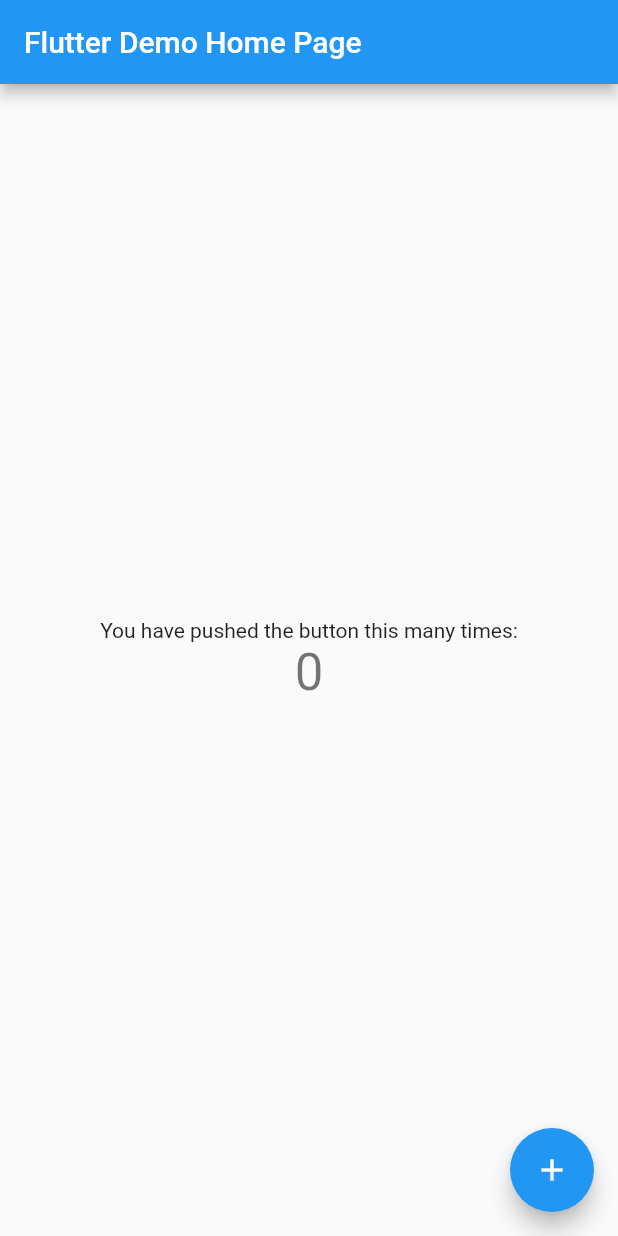
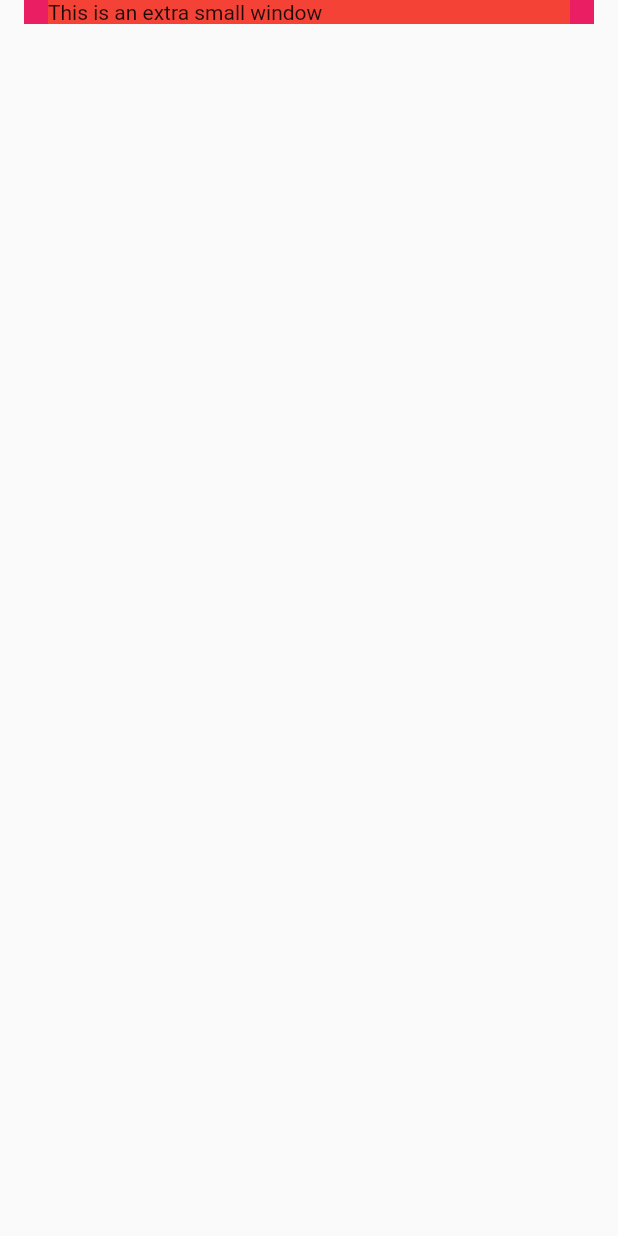
Before and after one commit to material-foundation/material-components-flutter-adaptive, a Flutter app: the screen it shows after launch, on a phone screen of 412 x 824 dp. Run offline on Flutter 3.47's test engine with Material 2 defaults, Android fonts, the phone set to English and light mode, and no system bars.

Commit message:
adaptive_container has column attribute and added example

```diff
--- a/adaptive_components/example/lib/main.dart
+++ b/adaptive_components/example/lib/main.dart
@@ -1,117 +1,73 @@
+// Copyright 2020, the Flutter project authors. Please see the AUTHORS file
+// for details. All rights reserved. Use of this source code is governed by a
+// BSD-style license that can be found in the LICENSE file.
+
 import 'package:flutter/material.dart';
+import 'package:adaptive_components/adaptive_components.dart';
 
 void main() {
-  runApp(MyApp());
+  runApp(AdaptiveBreakpointsExample());
 }
 
-class MyApp extends StatelessWidget {
-  // This widget is the root of your application.
+class AdaptiveBreakpointsExample extends StatelessWidget {
   @override
   Widget build(BuildContext context) {
     return MaterialApp(
-      title: 'Flutter Demo',
-      theme: ThemeData(
-        // This is the theme of your application.
-        //
-        // Try running your application with "flutter run". You'll see the
-        // application has a blue toolbar. Then, without quitting the app, try
-        // changing the primarySwatch below to Colors.green and then invoke
-        // "hot reload" (press "r" in the console where you ran "flutter run",
-        // or simply save your changes to "hot reload" in a Flutter IDE).
-        // Notice that the counter didn't reset back to zero; the application
-        // is not restarted.
-        primarySwatch: Colors.blue,
-        // This makes the visual density adapt to the platform that you run
-        // the app on. For desktop platforms, the controls will be smaller and
-        // closer together (more dense) than on mobile platforms.
-        visualDensity: VisualDensity.adaptivePlatformDensity,
-      ),
-      home: MyHomePage(title: 'Flutter Demo Home Page'),
-    );
-  }
-}
-
-class MyHomePage extends StatefulWidget {
-  MyHomePage({Key key, this.title}) : super(key: key);
-
-  // This widget is the home page of your application. It is stateful, meaning
-  // that it has a State object (defined below) that contains fields that affect
-  // how it looks.
-
-  // This class is the configuration for the state. It holds the values (in this
-  // case the title) provided by the parent (in this case the App widget) and
-  // used by the build method of the State. Fields in a Widget subclass are
-  // always marked "final".
-
-  final String title;
-
-  @override
-  _MyHomePageState createState() => _MyHomePageState();
-}
-
-class _MyHomePageState extends State<MyHomePage> {
-  int _counter = 0;
-
-  void _incrementCounter() {
-    setState(() {
-      // This call to setState tells the Flutter framework that something has
-      // changed in this State, which causes it to rerun the build method below
-      // so that the display can reflect the updated values. If we changed
-      // _counter without calling setState(), then the build method would not be
-      // called again, and so nothing would appear to happen.
-      _counter++;
-    });
-  }
-
-  @override
-  Widget build(BuildContext context) {
-    // This method is rerun every time setState is called, for instance as done
-    // by the _incrementCounter method above.
-    //
-    // The Flutter framework has been optimized to make rerunning build methods
-    // fast, so that you can just rebuild anything that needs updating rather
-    // than having to individually change instances of widgets.
-    return Scaffold(
-      appBar: AppBar(
-        // Here we take the value from the MyHomePage object that was created by
-        // the App.build method, and use it to set our appbar title.
-        title: Text(widget.title),
-      ),
-      body: Center(
-        // Center is a layout widget. It takes a single child and positions it
-        // in the middle of the parent.
-        child: Column(
-          // Column is also a layout widget. It takes a list of children and
-          // arranges them vertically. By default, it sizes itself to fit its
-          // children horizontally, and tries to be as tall as its parent.
-          //
-          // Invoke "debug painting" (press "p" in the console, choose the
-          // "Toggle Debug Paint" action from the Flutter Inspector in Android
-          // Studio, or the "Toggle Debug Paint" command in Visual Studio Code)
-          // to see the wireframe for each widget.
-          //
-          // Column has various properties to control how it sizes itself and
-          // how it positions its children. Here we use mainAxisAlignment to
-          // center the children vertically; the main axis here is the vertical
-          // axis because Columns are vertical (the cross axis would be
-          // horizontal).
-          mainAxisAlignment: MainAxisAlignment.center,
-          children: <Widget>[
-            Text(
-              'You have pushed the button this many times:',
+      home: Scaffold(
+        body: AdaptiveColumn(
+          children: [
+            AdaptiveContaine(
+              adaptiveConstraints: AdaptiveConstraints(xs: true),
+              adaptiveColumn: 4,
+              color: Colors.red,
+              child: Text('This is an extra small window'),
             ),
-            Text(
-              '$_counter',
-              style: Theme.of(context).textTheme.headline4,
+            AdaptiveContaine(
+              adaptiveConstraints: AdaptiveConstraints(s: true),
+              adaptiveColumn: 4,
+              color: Colors.orange,
+              child: Text('This is a small window'),
+            ),
+            AdaptiveContaine(
+              adaptiveConstraints: AdaptiveConstraints(m: true),
+              adaptiveColumn: 2,
+              color: Colors.yellow,
+              child: Text('This is a medium window'),
+            ),
+            AdaptiveContaine(
+              adaptiveConstraints: AdaptiveConstraints(l: true),
+              adaptiveColumn: 2,
+              color: Colors.green,
+              child: Text('This is a large window'),
+            ),
+            AdaptiveContaine(
+              adaptiveConstraints: AdaptiveConstraints(xl: true),
+              adaptiveColumn: 2,
+              color: Colors.blue,
+              child: Text('This is an extra large window'),
+            ),
+            AdaptiveContaine(
+              adaptiveConstraints: AdaptiveConstraints(
+                xs: true,
+                s: true,
+              ),
+              adaptiveColumn: 2,
+              color: Colors.indigo,
+              child: Text('This is a small or extra small window'),
+            ),
+            AdaptiveContaine(
+              adaptiveConstraints: AdaptiveConstraints(
+                m: true,
+                l: true,
+                xl: true,
+              ),
+              adaptiveColumn: 8,
+              color: Colors.pink,
+              child: Text('This is a medium, large, or extra large window'),
             ),
           ],
         ),
       ),
-      floatingActionButton: FloatingActionButton(
-        onPressed: _incrementCounter,
-        tooltip: 'Increment',
-        child: Icon(Icons.add),
-      ), // This trailing comma makes auto-formatting nicer for build methods.
     );
   }
 }
--- a/adaptive_components/lib/adaptive_components.dart
+++ b/adaptive_components/lib/adaptive_components.dart
@@ -7,4 +7,3 @@ library adaptive_breakpoints;
 export 'src/adaptive_column.dart';
 export 'src/adaptive_container.dart';
 export 'src/adaptive_row.dart';
-export 'src/adaptive_widget.dart';
--- a/adaptive_components/lib/src/adaptive_column.dart
+++ b/adaptive_components/lib/src/adaptive_column.dart
@@ -0,0 +1,99 @@
+// Copyright 2020, the Flutter project authors. Please see the AUTHORS file
+// for details. All rights reserved. Use of this source code is governed by a
+// BSD-style license that can be found in the LICENSE file.
+
+import 'package:adaptive_breakpoints/adaptive_breakpoints.dart';
+import 'package:flutter/material.dart';
+import 'adaptive_container.dart';
+
+class AdaptiveColumn extends StatelessWidget {
+  const AdaptiveColumn({
+    this.gutter,
+    this.margin,
+    this.columns,
+    @required this.children,
+  }) : assert(children != null);
+
+  final double margin;
+  final double gutter;
+  final int columns;
+  final List<AdaptiveContaine> children;
+
+  @override
+  Widget build(BuildContext context) {
+    return LayoutBuilder(
+      builder: (BuildContext context, BoxConstraints constraints) {
+        BreakpointSystemEntry _entry = getBreakpointEntry(context);
+        final double _margin = margin ?? _entry.margin;
+        final double _gutter = gutter ?? _entry.gutter;
+        final int _columns = columns ?? _entry.columns;
+
+        return Container(
+          color: Colors.pink,
+          width: MediaQuery.of(context).size.width - (_margin * 2),
+          margin: EdgeInsets.symmetric(horizontal: _margin),
+          constraints: BoxConstraints(
+            minWidth: _entry.adaptiveWindowType.widthRangeValues.start,
+            maxWidth: _entry.adaptiveWindowType.widthRangeValues.end,
+          ),
+          child: Wrap(
+            spacing: _entry.gutter,
+            children: [
+              children[0],
+              children[1],
+              children[2],
+              children[3],
+              children[4],
+            ],
+          ),
+        );
+      },
+    );
+  }
+}
+
+/// Used to see if a range of [AdaptiveWindowType] should be shown in the window.
+/// If the user sets one of the variables below to true than that window type
+/// should be shown within the [AdaptiveContainer].
+class AdaptiveConstraintsColumn {
+  AdaptiveConstraintsColumn({
+    this.xs = 0,
+    this.s = 0,
+    this.m = 0,
+    this.l = 0,
+    this.xl = 0,
+  });
+
+  AdaptiveConstraintsColumn.adaptive(int column) {
+    xs = column;
+    s = column;
+    m = column;
+    l = column;
+    xl = column;
+  }
+
+  int xs;
+  int s;
+  int m;
+  int l;
+  int xl;
+
+  int withinAdaptiveConstraint(BuildContext context) {
+    AdaptiveWindowType currentEntry = getWindowType(context);
+
+    switch (currentEntry) {
+      case AdaptiveWindowType.xs:
+        return xs;
+      case AdaptiveWindowType.s:
+        return s;
+      case AdaptiveWindowType.m:
+        return m;
+      case AdaptiveWindowType.l:
+        return l;
+      case AdaptiveWindowType.xl:
+        return xl;
+      default:
+        throw AssertionError('Unsupported AdaptiveWindowType');
+    }
+  }
+}
--- a/adaptive_components/lib/src/adaptive_container.dart
+++ b/adaptive_components/lib/src/adaptive_container.dart
@@ -15,14 +15,14 @@ import 'package:flutter/material.dart';
 ///
 /// This class is useful whenever you want a container to only be active in
 /// certain [AdaptiveWindowType].
-class AdaptiveContainer extends StatelessWidget {
+class AdaptiveContaine extends StatelessWidget {
   /// Creates a widget that combines common painting, positioning, and sizing widgets.
   ///
   /// The `color` and `decoration` arguments cannot both be supplied, since
   /// it would potentially result in the decoration drawing over the background
   /// color. To supply a decoration with a color, use `decoration:
   /// BoxDecoration(color: color)`.
-  AdaptiveContainer({
+  AdaptiveContaine({
     Key key,
     this.alignment,
     this.padding,
@@ -35,14 +35,15 @@ class AdaptiveContainer extends StatelessWidget {
     this.child,
     this.clipBehavior = Clip.none,
     @required this.adaptiveConstraints,
+    this.adaptiveColumn = 1,
   })  : assert(adaptiveConstraints != null),
         assert(margin == null || margin.isNonNegative),
         assert(padding == null || padding.isNonNegative),
         assert(decoration == null || decoration.debugAssertIsValid()),
         assert(clipBehavior != null),
         assert(
-        color == null || decoration == null,
-        'Cannot provide both a color and a decoration\n'
+            color == null || decoration == null,
+            'Cannot provide both a color and a decoration\n'
             'To provide both, use "decoration: BoxDecoration(color: color)".'),
         super(key: key);
 
@@ -62,6 +63,18 @@ class AdaptiveContainer extends StatelessWidget {
   /// This is used by the builder to see what type of screen the user wants this
   /// [AdaptiveContainer] to fit within.
   final AdaptiveConstraints adaptiveConstraints;
+
+  /// AdaptiveColumn is used with [AdaptiveColumn] and [AdaptiveRow] to represent
+  /// the amount of columns that this widget will fill up within a certain [Flex]
+  /// range.
+  ///
+  /// By default the columns will only represent one column space. If you want
+  /// this content of this widget to be shown increase it. There can be at most
+  /// 12 columns per flex range.
+  ///
+  /// Learn more by visiting the Material website:
+  /// https://material.io/design/layout/responsive-layout-grid.html#breakpoints
+  final int adaptiveColumn;
 
   /// Align the [child] within the container.
   ///
```
Also changed, not shown: adaptive_breakpoints/lib/src/adaptive_container.dart (deleted, +0 -194 lines), adaptive_components/example/pubspec.yaml (+2 -44 lines), adaptive_components/example/pubspec.lock, adaptive_components/lib/src/adaptive_row.dart (line endings or trailing spaces), adaptive_components/lib/src/adaptive_widget.dart (deleted), 2 other files.
